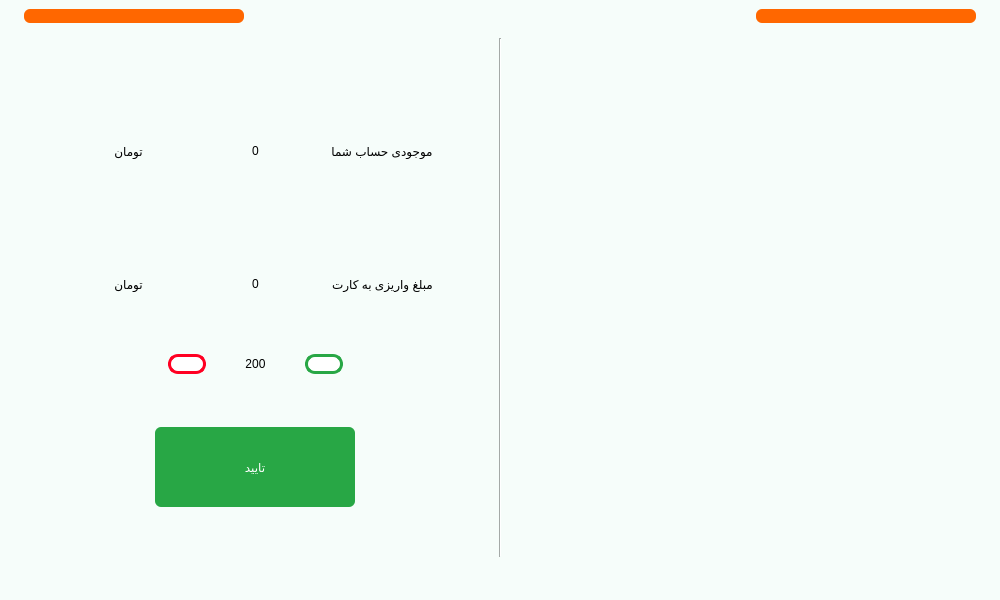
The window that main.ui (Farazist/raspberrypi-app) describes before a commit, drawn with Qt 5.
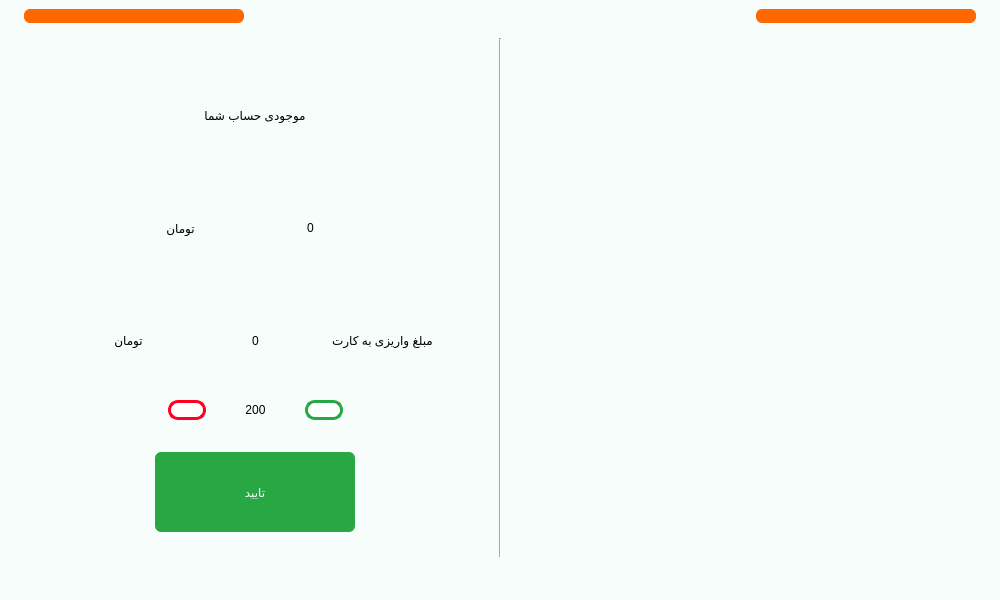
The same window after the commit. Icons and pictures are not drawn.

Commit message: RFID stack edit

The edit to the form file:
```diff
--- a/main.ui
+++ b/main.ui
@@ -3886,13 +3886,13 @@
            <number>50</number>
           </property>
           <property name="topMargin">
-           <number>50</number>
+           <number>25</number>
           </property>
           <property name="rightMargin">
            <number>50</number>
           </property>
           <property name="bottomMargin">
-           <number>50</number>
+           <number>25</number>
           </property>
           <item>
            <layout class="QHBoxLayout" name="horizontalLayout_42">
@@ -3903,6 +3903,30 @@
              <number>0</number>
             </property>
             <item alignment="Qt::AlignHCenter|Qt::AlignVCenter">
+             <widget class="QLabel" name="label_22">
+              <property name="styleSheet">
+               <string notr="true">font: 26pt &quot;IRANSans&quot;;
+color:#000000;</string>
+              </property>
+              <property name="text">
+               <string>موجودی حساب شما</string>
+              </property>
+              <property name="alignment">
+               <set>Qt::AlignCenter</set>
+              </property>
+             </widget>
+            </item>
+           </layout>
+          </item>
+          <item>
+           <layout class="QHBoxLayout" name="horizontalLayout_35">
+            <property name="leftMargin">
+             <number>50</number>
+            </property>
+            <property name="rightMargin">
+             <number>70</number>
+            </property>
+            <item alignment="Qt::AlignHCenter|Qt::AlignVCenter">
              <widget class="QLabel" name="label_24">
               <property name="styleSheet">
                <string notr="true">font: 26pt &quot;IRANSans&quot;;
@@ -3930,20 +3954,6 @@
               </property>
              </widget>
             </item>
-            <item alignment="Qt::AlignHCenter|Qt::AlignVCenter">
-             <widget class="QLabel" name="label_22">
-              <property name="styleSheet">
-               <string notr="true">font: 26pt &quot;IRANSans&quot;;
-color:#000000;</string>
-              </property>
-              <property name="text">
-               <string>موجودی حساب شما</string>
-              </property>
-              <property name="alignment">
-               <set>Qt::AlignCenter</set>
-              </property>
-             </widget>
-            </item>
            </layout>
           </item>
           <item>
```
Left out of the diff: 8 changed lines with no effect on the pictures.
